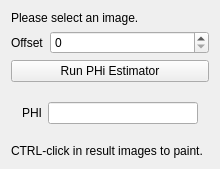
Qt form Plugins/org.mitk.gui.qt.PHIEstimatorPlugin/src/internal/PHIEstimatorViewControls.ui (CBICA/CaPTk2.0) before a commit.
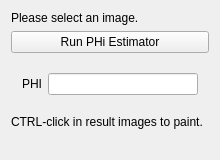
The same form after that commit.

The edit to the form file:
```diff
--- a/Plugins/org.mitk.gui.qt.PHIEstimatorPlugin/src/internal/PHIEstimatorViewControls.ui
+++ b/Plugins/org.mitk.gui.qt.PHIEstimatorPlugin/src/internal/PHIEstimatorViewControls.ui
@@ -24,44 +24,6 @@
      </property>
     </widget>
    </item>
-   <item>
-    <widget class="QWidget" name="widget" native="true">
-     <layout class="QHBoxLayout" name="horizontalLayout">
-      <property name="leftMargin">
-       <number>0</number>
-      </property>
-      <property name="topMargin">
-       <number>0</number>
-      </property>
-      <property name="rightMargin">
-       <number>0</number>
-      </property>
-      <property name="bottomMargin">
-       <number>0</number>
-      </property>
-      <item>
-       <widget class="QLabel" name="offsetLabel">
-        <property name="text">
-         <string>Offset</string>
-        </property>
-       </widget>
-      </item>
-      <item>
-       <widget class="QSpinBox" name="offsetSpinBox">
-        <property name="sizePolicy">
-         <sizepolicy hsizetype="Expanding" vsizetype="Fixed">
-          <horstretch>0</horstretch>
-          <verstretch>0</verstretch>
-         </sizepolicy>
-        </property>
-        <property name="maximum">
-         <number>9999</number>
-        </property>
-       </widget>
-      </item>
-     </layout>
-    </widget>
-   </item>
    <item>
     <widget class="QPushButton" name="processImageButton">
      <property name="toolTip">
```
